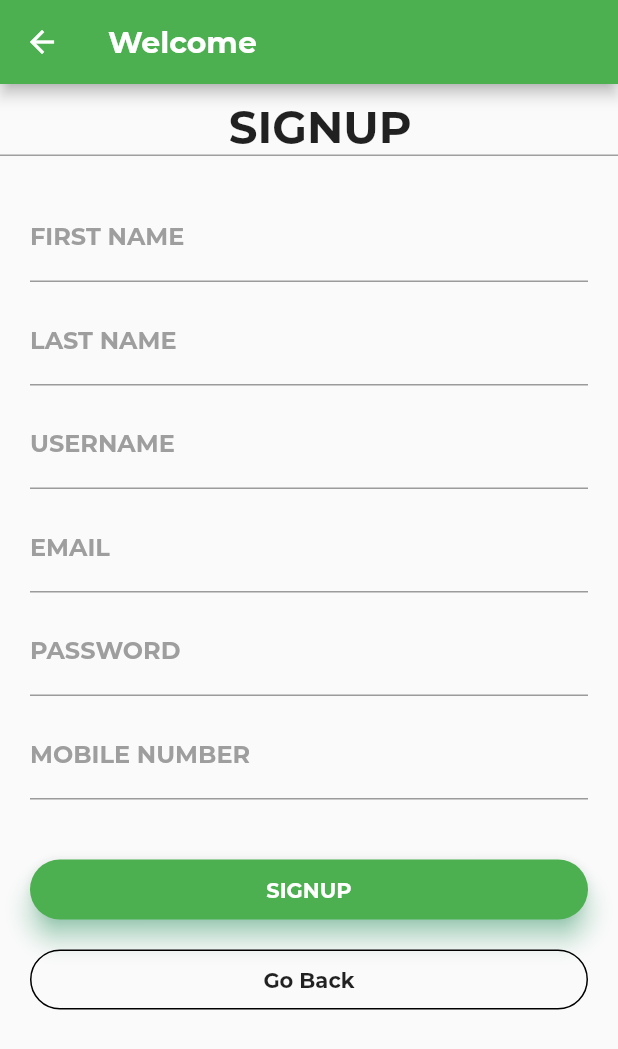
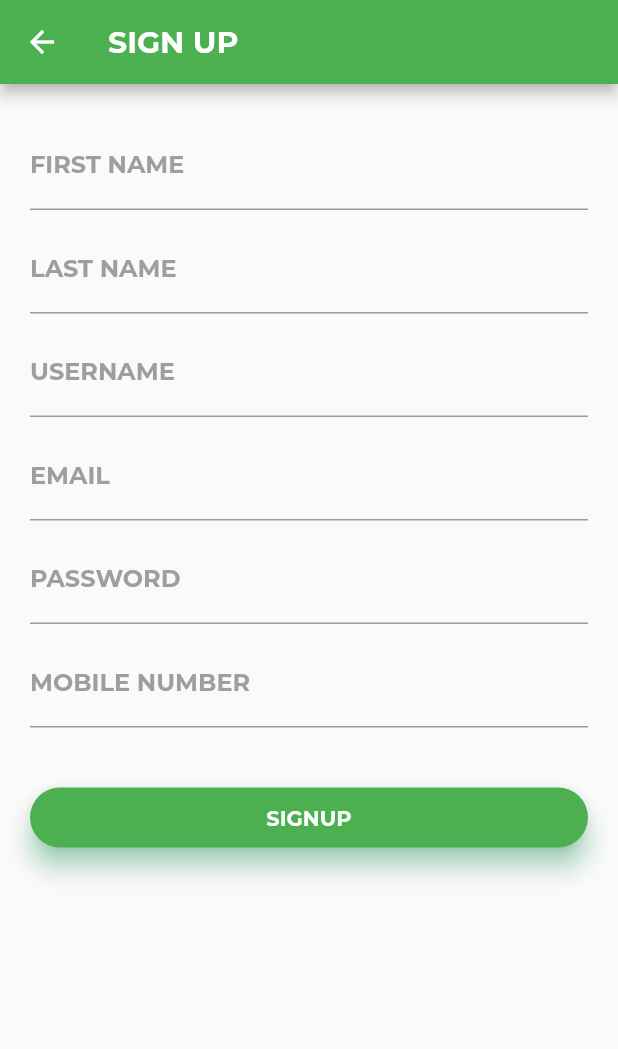
Before and after one commit to Samanyu13/I-Love-KSRTC, a Flutter app: the SignUp screen opened by its route, on a phone screen of 412 x 824 dp. Shown: the top 1049 px of the screen. Run offline on Flutter 3.47's test engine with Material 2 defaults, Android fonts, the phone set to English and light mode, and no system bars; our stand-ins replace flutter_map, latlong; project files that could hold a hidden picture were left out.

Commit message:
fixed pixel overflow in sign up page

```diff
--- a/lib/signup.dart
+++ b/lib/signup.dart
@@ -55,7 +55,7 @@ class _SignUpState extends State<SignUp> {
       appBar: AppBar(
         backgroundColor: Colors.green,
         title: Text(
-          'Welcome',
+          'SIGN UP',
           style: TextStyle(
               color: Colors.white,
               fontFamily: 'Montserrat',
@@ -65,25 +65,6 @@ class _SignUpState extends State<SignUp> {
       body: Column(
         crossAxisAlignment: CrossAxisAlignment.start,
         children: <Widget>[
-          Container(
-            decoration: BoxDecoration(
-                border: Border(
-              bottom: BorderSide(width: 1.0, color: Colors.grey),
-            )),
-            child: Stack(
-              children: <Widget>[
-                Container(
-                  padding: EdgeInsets.fromLTRB(15.0, 10.0, 0.0, 0.0),
-                  child: Center(
-                      child: Text('SIGNUP',
-                          style: TextStyle(
-                              fontFamily: 'Montserrat',
-                              fontSize: 30.0,
-                              fontWeight: FontWeight.bold))),
-                )
-              ],
-            ),
-          ),
           Container(
             padding: EdgeInsets.only(top: 25.0, left: 20.0, right: 20.0),
             child: Column(
@@ -142,28 +123,6 @@ class _SignUpState extends State<SignUp> {
                   ),
                 ),
                 SizedBox(height: 20.0),
-                Container(
-                    height: 40.0,
-                    color: Colors.transparent,
-                    child: InkWell(
-                      onTap: () {
-                        Navigator.pop(context);
-                      },
-                      child: Container(
-                          decoration: BoxDecoration(
-                              border: Border.all(
-                                  color: Colors.black,
-                                  style: BorderStyle.solid,
-                                  width: 1.0),
-                              color: Colors.transparent,
-                              borderRadius: BorderRadius.circular(20.0)),
-                          child: Center(
-                            child: Text('Go Back',
-                                style: TextStyle(
-                                    fontWeight: FontWeight.bold,
-                                    fontFamily: 'Montserrat')),
-                          )),
-                    ))
               ],
             ),
           ),
```
